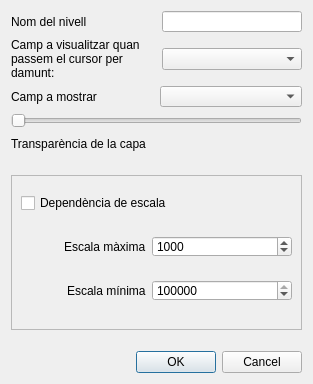
This is dlgLayerProperties.ui in SistemesInformacioTerritorial/Qvista as Qt 5 draws it before an edit. The edited form follows.
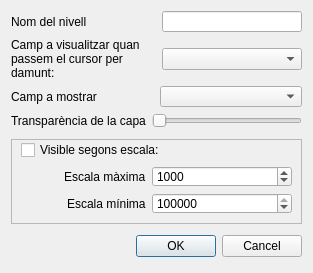
This is the edited form.

The edit to the form file:
```diff
--- a/dlgLayerProperties.ui
+++ b/dlgLayerProperties.ui
@@ -7,27 +7,37 @@
     <x>0</x>
     <y>0</y>
     <width>313</width>
-    <height>384</height>
+    <height>273</height>
    </rect>
   </property>
   <property name="windowTitle">
    <string>Layer properties</string>
   </property>
   <layout class="QGridLayout" name="gridLayout_2">
-   <item row="1" column="0">
-    <layout class="QHBoxLayout" name="horizontalLayout_5">
+   <item row="0" column="0">
+    <layout class="QHBoxLayout" name="horizontalLayout">
      <item>
-      <widget class="QLabel" name="label_3">
+      <widget class="QLabel" name="label">
        <property name="text">
-        <string>Camp a visualitzar quan  passem el cursor per damunt: </string>
-       </property>
-       <property name="wordWrap">
-        <bool>true</bool>
+        <string>Nom del nivell</string>
        </property>
       </widget>
      </item>
      <item>
-      <widget class="QComboBox" name="cbTipField">
+      <spacer name="horizontalSpacer_3">
+       <property name="orientation">
+        <enum>Qt::Horizontal</enum>
+       </property>
+       <property name="sizeHint" stdset="0">
+        <size>
+         <width>40</width>
+         <height>20</height>
+        </size>
+       </property>
+      </spacer>
+     </item>
+     <item>
+      <widget class="QLineEdit" name="txtLayerName">
        <property name="minimumSize">
         <size>
          <width>140</width>
@@ -36,16 +46,63 @@
        </property>
        <property name="maximumSize">
         <size>
-         <width>140</width>
-         <height>16777215</height>
+         <width>200</width>
+         <height>21</height>
         </size>
        </property>
+       <property name="cursorPosition">
+        <number>0</number>
+       </property>
       </widget>
      </item>
     </layout>
    </item>
-   <item row="7" column="0">
+   <item row="8" column="0">
+    <spacer name="verticalSpacer">
+     <property name="orientation">
+      <enum>Qt::Vertical</enum>
+     </property>
+     <property name="sizeType">
+      <enum>QSizePolicy::Fixed</enum>
+     </property>
+     <property name="sizeHint" stdset="0">
+      <size>
+       <width>20</width>
+       <height>5</height>
+      </size>
+     </property>
+    </spacer>
+   </item>
+   <item row="10" column="0">
+    <spacer name="verticalSpacer_2">
+     <property name="orientation">
+      <enum>Qt::Vertical</enum>
+     </property>
+     <property name="sizeType">
+      <enum>QSizePolicy::Fixed</enum>
+     </property>
+     <property name="sizeHint" stdset="0">
+      <size>
+       <width>20</width>
+       <height>5</height>
+      </size>
+     </property>
+    </spacer>
+   </item>
+   <item row="9" column="0">
     <widget class="QFrame" name="frame">
+     <property name="minimumSize">
+      <size>
+       <width>0</width>
+       <height>85</height>
+      </size>
+     </property>
+     <property name="maximumSize">
+      <size>
+       <width>16777215</width>
+       <height>85</height>
+      </size>
+     </property>
      <property name="frameShape">
       <enum>QFrame::StyledPanel</enum>
      </property>
@@ -59,7 +116,7 @@
       <item row="0" column="0">
        <widget class="QCheckBox" name="chkScale">
         <property name="text">
-         <string>Dependència de escala</string>
+         <string>Visible segons escala:</string>
         </property>
        </widget>
       </item>
@@ -188,6 +245,49 @@
      </layout>
     </widget>
    </item>
+   <item row="1" column="0">
+    <layout class="QHBoxLayout" name="horizontalLayout_5">
+     <item>
+      <widget class="QLabel" name="label_3">
+       <property name="text">
+        <string>Camp a visualitzar quan  passem el cursor per damunt: </string>
+       </property>
+       <property name="wordWrap">
+        <bool>true</bool>
+       </property>
+      </widget>
+     </item>
+     <item>
+      <widget class="QComboBox" name="cbTipField">
+       <property name="minimumSize">
+        <size>
+         <width>140</width>
+         <height>0</height>
+        </size>
+       </property>
+       <property name="maximumSize">
+        <size>
+         <width>140</width>
+         <height>16777215</height>
+        </size>
+       </property>
+      </widget>
+     </item>
+    </layout>
+   </item>
+   <item row="11" column="0">
+    <widget class="QDialogButtonBox" name="buttonBox">
+     <property name="orientation">
+      <enum>Qt::Horizontal</enum>
+     </property>
+     <property name="standardButtons">
+      <set>QDialogButtonBox::Cancel|QDialogButtonBox::Ok</set>
+     </property>
+     <property name="centerButtons">
+      <bool>false</bool>
+     </property>
+    </widget>
+   </item>
    <item row="2" column="0">
     <layout class="QHBoxLayout" name="horizontalLayout_2">
      <item>
@@ -216,113 +316,29 @@
     </layout>
    </item>
    <item row="5" column="0">
-    <widget class="QLabel" name="label_2">
-     <property name="maximumSize">
-      <size>
-       <width>16777215</width>
-       <height>20</height>
-      </size>
-     </property>
-     <property name="text">
-      <string>Transparència de la capa</string>
-     </property>
-    </widget>
-   </item>
-   <item row="9" column="0">
-    <widget class="QDialogButtonBox" name="buttonBox">
-     <property name="orientation">
-      <enum>Qt::Horizontal</enum>
-     </property>
-     <property name="standardButtons">
-      <set>QDialogButtonBox::Cancel|QDialogButtonBox::Ok</set>
-     </property>
-     <property name="centerButtons">
-      <bool>false</bool>
-     </property>
-    </widget>
-   </item>
-   <item row="4" column="0">
-    <widget class="QSlider" name="sliderTransparencia">
-     <property name="orientation">
-      <enum>Qt::Horizontal</enum>
-     </property>
-    </widget>
-   </item>
-   <item row="0" column="0">
-    <layout class="QHBoxLayout" name="horizontalLayout">
+    <layout class="QHBoxLayout" name="horizontalLayout_6">
      <item>
-      <widget class="QLabel" name="label">
+      <widget class="QLabel" name="label_2">
+       <property name="maximumSize">
+        <size>
+         <width>16777215</width>
+         <height>20</height>
+        </size>
+       </property>
        <property name="text">
-        <string>Nom del nivell</string>
+        <string>Transparència de la capa</string>
        </property>
       </widget>
      </item>
      <item>
-      <spacer name="horizontalSpacer_3">
+      <widget class="QSlider" name="sliderTransparencia">
        <property name="orientation">
         <enum>Qt::Horizontal</enum>
        </property>
-       <property name="sizeHint" stdset="0">
-        <size>
-         <width>40</width>
-         <height>20</height>
-        </size>
-       </property>
-      </spacer>
-     </item>
-     <item>
-      <widget class="QLineEdit" name="txtLayerName">
-       <property name="minimumSize">
-        <size>
-         <width>140</width>
-         <height>0</height>
-        </size>
-       </property>
-       <property name="maximumSize">
-        <size>
-         <width>200</width>
-         <height>21</height>
-        </size>
-       </property>
-       <property name="cursorPosition">
-        <number>0</number>
-       </property>
       </widget>
      </item>
     </layout>
    </item>
-   <item row="8" column="0">
-    <spacer name="verticalSpacer_2">
-     <property name="orientation">
-      <enum>Qt::Vertical</enum>
-     </property>
-     <property name="sizeType">
-      <enum>QSizePolicy::Fixed</enum>
-     </property>
-     <property name="sizeHint" stdset="0">
-      <size>
-       <width>20</width>
-       <height>15</height>
-      </size>
-     </property>
-    </spacer>
-   </item>
-   <item row="6" column="0">
-    <spacer name="verticalSpacer">
-     <property name="orientation">
-      <enum>Qt::Vertical</enum>
-     </property>
-     <property name="sizeType">
-      <enum>QSizePolicy::Fixed</enum>
-     </property>
-     <property name="sizeHint" stdset="0">
-      <size>
-       <width>20</width>
-       <height>15</height>
-      </size>
-     </property>
-    </spacer>
-   </item>
   </layout>
  </widget>
  <resources/>
```
